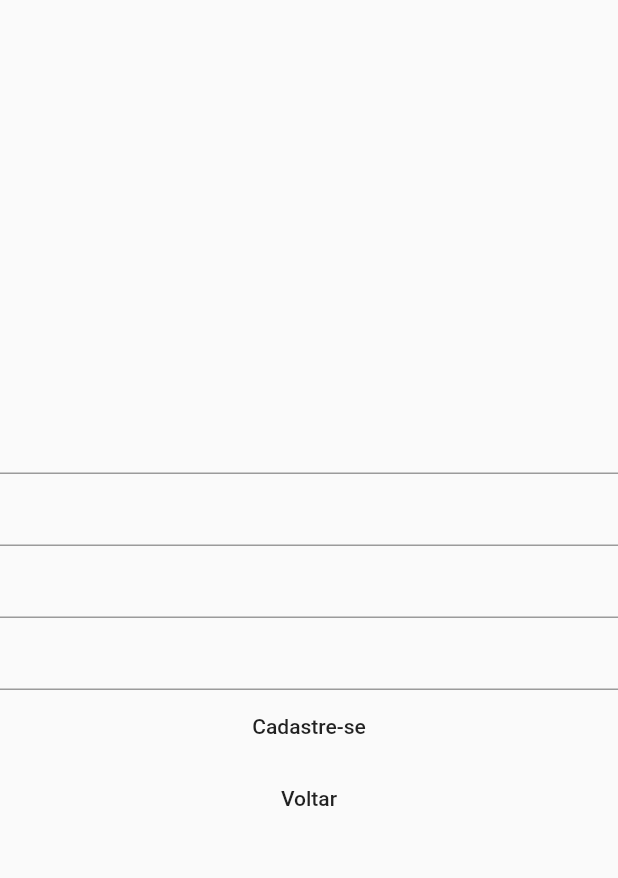
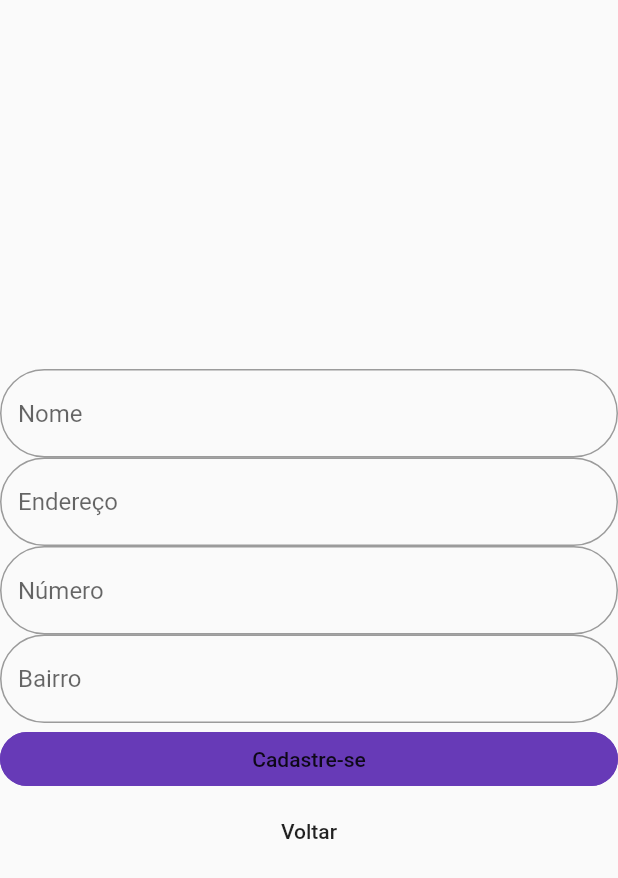
Before and after one commit to MatheusCocchi/helpets, a Flutter app: the CadastroUserWidget screen opened directly, on a phone screen of 412 x 824 dp. Shown: the top 878 px of the screen. Run offline on Flutter 3.47's test engine with Material 2 defaults, Android fonts, the phone set to English and light mode, and no system bars.

Commit message:
Cadastro de usuário em construção

```diff
--- a/lib/view/cadastroUser_widget.dart
+++ b/lib/view/cadastroUser_widget.dart
@@ -29,18 +29,48 @@ class _CadastroUserWidgetState extends State<CadastroUserWidget> {
           children: <Widget>[
             TextField(
               controller: _controllerNome,
+              decoration:
+              InputDecoration(
+              hintText: 'Nome',
+              border: OutlineInputBorder(
+                borderRadius: BorderRadius.all(Radius.circular(90.0)),
+              )),
             ),
             TextField(
               controller: _controllerEndereco,
+              decoration:
+              InputDecoration(
+              hintText: 'Endereço',
+              border: OutlineInputBorder(
+                borderRadius: BorderRadius.all(Radius.circular(90.0)),
+              )),
             ),
             TextField(
               controller: _controllerNumero,
+              decoration:
+              InputDecoration(
+              hintText: 'Número',
+              border: OutlineInputBorder(
+                borderRadius: BorderRadius.all(Radius.circular(90.0)),
+              )),
             ),
             TextField(
               controller: _controllerBairro,
+              decoration:
+              InputDecoration(
+              hintText: 'Bairro',
+              border: OutlineInputBorder(
+                borderRadius: BorderRadius.all(Radius.circular(90.0)),
+              )),
             ),
             FlatButton(
               child: Text("Cadastre-se"),
+              shape:
+              RoundedRectangleBorder(
+                borderRadius: BorderRadius.all(Radius.circular(90.0)),
+                side: BorderSide(color: Colors.deepPurple),
+              ),
+              color: Colors.deepPurple,
               onPressed: () {
 
               },
```
